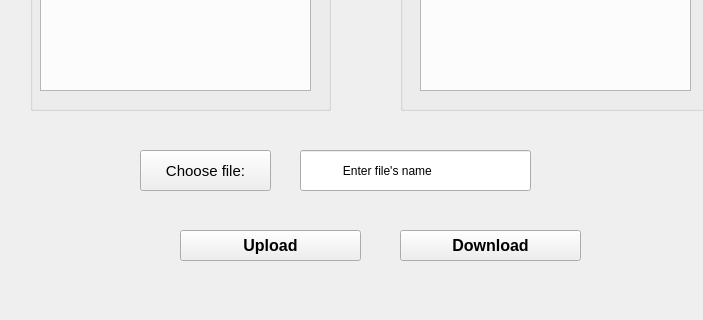
The window that templates/home_page.ui (andreeNewbie/csc10008) describes before a commit, drawn with Qt 5; both pictures show x 0 to 703 and y 280 to 600 of the 800 by 600 pixel window.
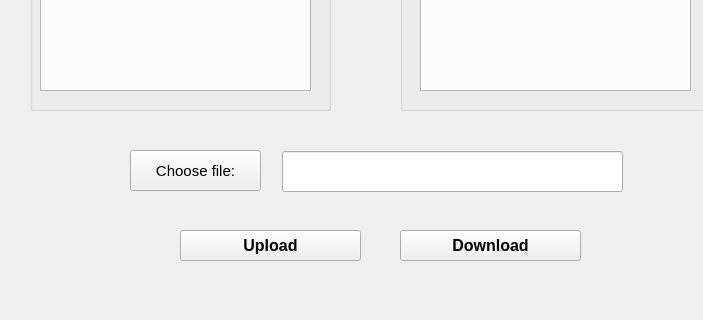
The same window after the commit.

Diff of the .ui file:
```diff
--- a/templates/home_page.ui
+++ b/templates/home_page.ui
@@ -37,7 +37,7 @@
    <widget class="QPushButton" name="chooseFileButton">
     <property name="geometry">
      <rect>
-      <x>140</x>
+      <x>130</x>
       <y>430</y>
       <width>131</width>
       <height>41</height>
@@ -164,22 +164,19 @@
    <widget class="QLineEdit" name="fileName">
     <property name="geometry">
      <rect>
-      <x>300</x>
-      <y>430</y>
-      <width>231</width>
+      <x>282</x>
+      <y>431</y>
+      <width>341</width>
       <height>41</height>
      </rect>
     </property>
     <property name="font">
      <font>
-      <pointsize>9</pointsize>
+      <pointsize>11</pointsize>
      </font>
     </property>
-    <property name="layoutDirection">
-     <enum>Qt::LeftToRight</enum>
-    </property>
     <property name="text">
-     <string>            Enter file's name</string>
+     <string/>
     </property>
    </widget>
   </widget>
```
